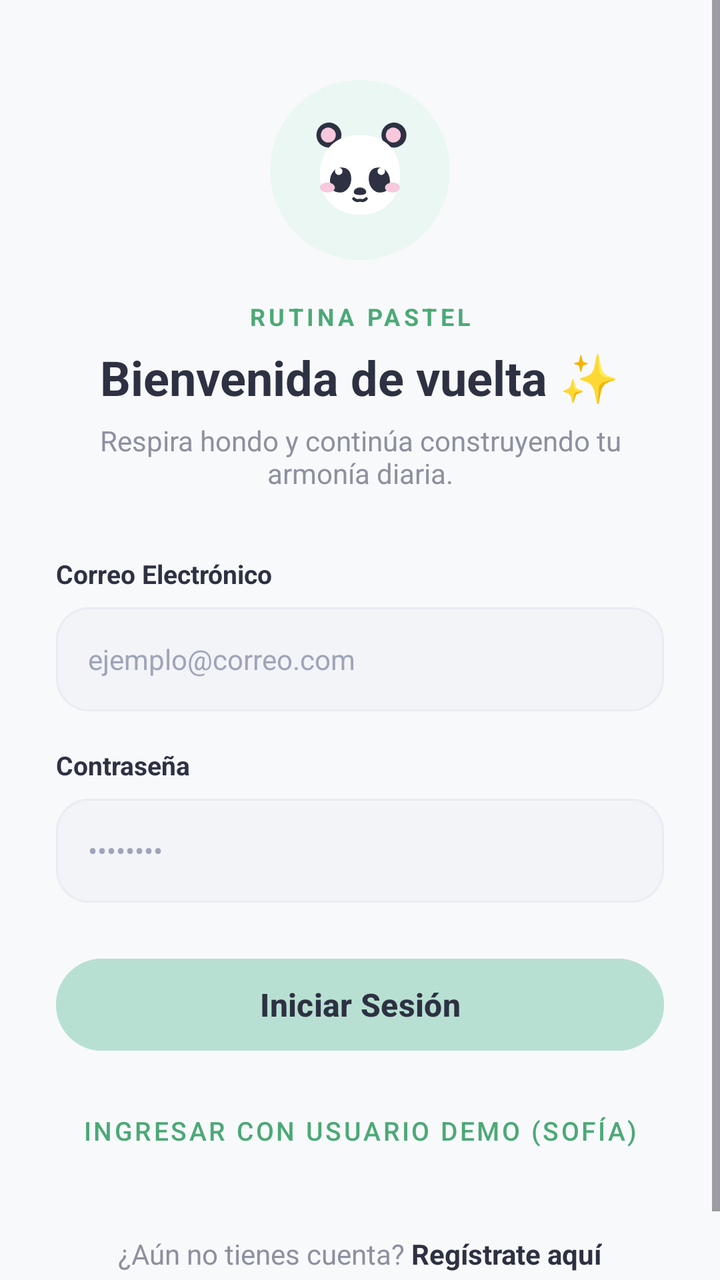
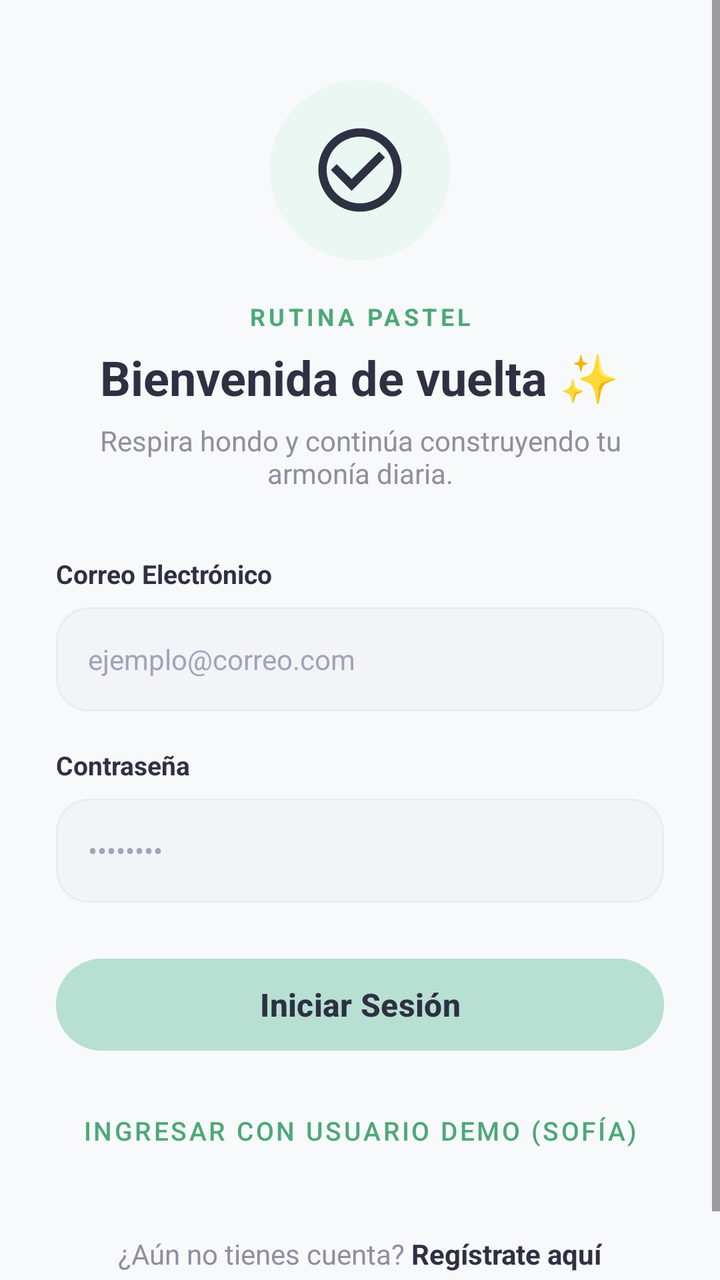

Two renders of the same Android screen: before a commit and after it. Below are the layout's source before the change and the commit's diff.
<!-- AndroidManifest.xml: application theme Theme.Rutinas_Habitos -->
<!-- res/layout/activity_login.xml -->
<?xml version="1.0" encoding="utf-8"?>
<androidx.constraintlayout.widget.ConstraintLayout
    xmlns:android="http://schemas.android.com/apk/res/android"
    xmlns:app="http://schemas.android.com/apk/res-auto"
    android:layout_width="match_parent"
    android:layout_height="match_parent"
    android:background="@color/background_app">

    <ScrollView
        android:layout_width="match_parent"
        android:layout_height="match_parent"
        android:fillViewport="true">

        <LinearLayout
            android:layout_width="match_parent"
            android:layout_height="wrap_content"
            android:orientation="vertical"
            android:paddingHorizontal="28dp"
            android:paddingVertical="40dp"
            android:gravity="center">

            
            <FrameLayout
                android:layout_width="90dp"
                android:layout_height="90dp"
                android:layout_marginBottom="20dp">

                <View
                    android:layout_width="90dp"
                    android:layout_height="90dp"
                    android:background="@drawable/bg_circulo"
                    android:backgroundTint="@color/mint_light" />

                <ImageView
                    android:layout_width="60dp"
                    android:layout_height="60dp"
                    android:layout_gravity="center"
                    android:src="@drawable/ic_panda"
                    android:contentDescription="Logo App" />
            </FrameLayout>

            <TextView
                android:layout_width="wrap_content"
                android:layout_height="wrap_content"
                android:text="RUTINA PASTEL"
                android:textColor="@color/green_soft"
                android:textSize="12sp"
                android:textStyle="bold"
                android:letterSpacing="0.15" />

            <TextView
                android:layout_width="wrap_content"
                android:layout_height="wrap_content"
                android:text="Bienvenida de vuelta ✨"
                android:textColor="@color/neutral"
                android:textSize="24sp"
                android:textStyle="bold"
                android:layout_marginTop="6dp" />

            <TextView
                android:layout_width="wrap_content"
                android:layout_height="wrap_content"
                android:text="Respira hondo y continúa construyendo tu armonía diaria."
                android:textColor="@color/text_muted"
                android:textSize="14sp"
                android:gravity="center"
                android:layout_marginTop="6dp"
                android:layout_marginBottom="32dp" />

            
            <LinearLayout
                android:layout_width="match_parent"
                android:layout_height="wrap_content"
                android:orientation="vertical">

                <TextView
                    android:layout_width="wrap_content"
                    android:layout_height="wrap_content"
                    android:text="Correo Electrónico"
                    android:textColor="@color/neutral"
                    android:textSize="13sp"
                    android:textStyle="bold"
                    android:layout_marginBottom="8dp" />

                <EditText
                    android:id="@+id/et_login_correo"
                    android:layout_width="match_parent"
                    android:layout_height="52dp"
                    android:background="@drawable/bg_input_field"
                    android:hint="ejemplo@correo.com"
                    android:textColorHint="@color/text_subtle"
                    android:textColor="@color/neutral"
                    android:textSize="14sp"
                    android:paddingHorizontal="16dp"
                    android:inputType="textEmailAddress"
                    android:layout_marginBottom="18dp" />

                <TextView
                    android:layout_width="wrap_content"
                    android:layout_height="wrap_content"
                    android:text="Contraseña"
                    android:textColor="@color/neutral"
                    android:textSize="13sp"
                    android:textStyle="bold"
                    android:layout_marginBottom="8dp" />

                <EditText
                    android:id="@+id/et_login_password"
                    android:layout_width="match_parent"
                    android:layout_height="52dp"
                    android:background="@drawable/bg_input_field"
                    android:hint="••••••••"
                    android:textColorHint="@color/text_subtle"
                    android:textColor="@color/neutral"
                    android:textSize="14sp"
                    android:paddingHorizontal="16dp"
                    android:inputType="textPassword"
                    android:layout_marginBottom="24dp" />

                
                <com.google.android.material.button.MaterialButton
                    android:id="@+id/btn_iniciar_sesion"
                    android:layout_width="match_parent"
                    android:layout_height="54dp"
                    android:text="Iniciar Sesión"
                    android:textColor="@color/neutral"
                    android:textSize="16sp"
                    android:textStyle="bold"
                    android:backgroundTint="@color/primary"
                    app:cornerRadius="26dp" />

                
                <com.google.android.material.button.MaterialButton
                    android:id="@+id/btn_acceso_demo"
                    style="@style/Widget.MaterialComponents.Button.TextButton"
                    android:layout_width="match_parent"
                    android:layout_height="wrap_content"
                    android:text="Ingresar con usuario demo (Sofía)"
                    android:textColor="@color/green_soft"
                    android:textSize="13sp"
                    android:layout_marginTop="12dp" />

            </LinearLayout>

            <LinearLayout
                android:layout_width="wrap_content"
                android:layout_height="wrap_content"
                android:orientation="horizontal"
                android:layout_marginTop="28dp">

                <TextView
                    android:layout_width="wrap_content"
                    android:layout_height="wrap_content"
                    android:text="¿Aún no tienes cuenta? "
                    android:textColor="@color/text_muted"
                    android:textSize="14sp" />

                <TextView
                    android:id="@+id/tv_ir_a_registro"
                    android:layout_width="wrap_content"
                    android:layout_height="wrap_content"
                    android:text="Regístrate aquí"
                    android:textColor="@color/neutral"
                    android:textSize="14sp"
                    android:textStyle="bold" />
            </LinearLayout>

        </LinearLayout>
    </ScrollView>

</androidx.constraintlayout.widget.ConstraintLayout>
<!-- resources referenced by this layout -->
<resources>
  <color name="background_app">#F8F9FB</color>
  <color name="green_soft">#4CA977</color>
  <color name="mint_light">#EAF7F2</color>
  <color name="neutral">#2D3142</color>
  <color name="primary">#B8E0D2</color>
  <color name="text_muted">#8D909F</color>
  <color name="text_subtle">#A0A4B8</color>
  <!-- drawable bg_circulo (drawable) -->
  <?xml version="1.0" encoding="utf-8"?>
  <shape xmlns:android="http://schemas.android.com/apk/res/android" android:shape="oval">
      <solid android:color="#FFFFFF" />
  </shape>
  <!-- drawable bg_input_field (drawable) -->
  <?xml version="1.0" encoding="utf-8"?>
  <shape xmlns:android="http://schemas.android.com/apk/res/android"
      android:shape="rectangle">
      <solid android:color="@color/gray_input" />
      <corners android:radius="16dp" />
      <stroke
          android:width="1dp"
          android:color="@color/divider_line" />
  </shape>
  <!-- drawable ic_panda (drawable) -->
  <vector xmlns:android="http://schemas.android.com/apk/res/android"
      android:width="48dp"
      android:height="48dp"
      android:viewportWidth="48"
      android:viewportHeight="48">
      
      <path
          android:fillColor="#2D3142"
          android:pathData="M11,15a5,5 0 1,0 -4,-7 5,5 0 0,0 4,7z M37,15a5,5 0 1,0 -4,-7 5,5 0 0,0 4,7z" />
      <path
          android:fillColor="#F8C8DC"
          android:pathData="M11,13a3,3 0 1,0 -2.4,-4.2 3,3 0 0,0 2.4,4.2z M37,13a3,3 0 1,0 -2.4,-4.2 3,3 0 0,0 2.4,4.2z" />
      
      <path
          android:fillColor="#FFFFFF"
          android:pathData="M24,10c-10,0 -16,6 -16,16 0,9 6,16 16,16s16,-7 16,-16c0,-10 -6,-16 -16,-16z" />
      
      <path
          android:fillColor="#2D3142"
          android:pathData="M16.5,23c-2.5,0 -4.5,2.5 -4.5,5.5s1.5,4.5 4,4.5 4.5,-2.5 4.5,-5.5 -1.5,-4.5 -4,-4.5z M31.5,23c-2.5,0 -4,1.5 -4,4.5s2,5.5 4.5,5.5 4,-1.5 4,-4.5 -2,-5.5 -4.5,-5.5z" />
      
      <path
          android:fillColor="#FFFFFF"
          android:pathData="M15.5,26a1.5,1.5 0 1,0 0,-3 1.5,1.5 0 0,0 0,3z M32.5,26a1.5,1.5 0 1,0 0,-3 1.5,1.5 0 0,0 0,3z" />
      
      <path
          android:fillColor="#F8C8DC"
          android:pathData="M11,33a3,2 0 1,0 0,-4 3,2 0 0,0 0,4z M37,33a3,2 0 1,0 0,-4 3,2 0 0,0 0,4z" />
      
      <path
          android:fillColor="#2D3142"
          android:pathData="M24,31c-1.5,0 -2.5,1 -2.5,1.8 0,0.8 1,1.2 2.5,1.2s2.5,-0.4 2.5,-1.2c0,-0.8 -1,-1.8 -2.5,-1.8z" />
      <path
          android:fillColor="@android:color/transparent"
          android:strokeColor="#2D3142"
          android:strokeWidth="1.2"
          android:strokeLineCap="round"
          android:pathData="M21.5,35.5c1,1 2.5,1 2.5,0c0,1 1.5,1 2.5,0" />
  </vector>
  <style name="Theme.Rutinas_Habitos" parent="Base.Theme.Rutinas_Habitos" />
  <color name="gray_input">#F2F4F8</color>
  <color name="divider_line">#E9ECF2</color>
  <style name="Base.Theme.Rutinas_Habitos" parent="Theme.Material3.DayNight.NoActionBar">
          
          
      </style>
</resources>

<!-- the commit's change to res/layout/activity_login.xml (unified diff, before → after) -->
@@ -32,10 +32,11 @@
                     android:backgroundTint="@color/mint_light" />
 
                 <ImageView
-                    android:layout_width="60dp"
-                    android:layout_height="60dp"
+                    android:layout_width="50dp"
+                    android:layout_height="50dp"
                     android:layout_gravity="center"
-                    android:src="@drawable/ic_panda"
+                    android:src="@drawable/ic_habitos"
+                    app:tint="@color/neutral"
                     android:contentDescription="Logo App" />
             </FrameLayout>
 
<!-- resource entries referenced after the edit -->
@@ -22,45 +22,11 @@
           android:width="1dp"
           android:color="@color/divider_line" />
   </shape>
-  <!-- drawable ic_panda (drawable) -->
-  <vector xmlns:android="http://schemas.android.com/apk/res/android"
-      android:width="48dp"
-      android:height="48dp"
-      android:viewportWidth="48"
-      android:viewportHeight="48">
+  <!-- drawable ic_habitos (drawable) -->
+  <vector xmlns:android="http://schemas.android.com/apk/res/android" android:height="24dp" android:tint="#000000" android:viewportHeight="24" android:viewportWidth="24" android:width="24dp">
+        
+      <path android:fillColor="@android:color/white" android:pathData="M16.59,7.58L10,14.17l-3.59,-3.58L5,12l5,5 8,-8zM12,2C6.48,2 2,6.48 2,12s4.48,10 10,10 10,-4.48 10,-10S17.52,2 12,2zM12,20c-4.42,0 -8,-3.58 -8,-8s3.58,-8 8,-8 8,3.58 8,8 -3.58,8 -8,8z"/>
       
-      <path
-          android:fillColor="#2D3142"
-          android:pathData="M11,15a5,5 0 1,0 -4,-7 5,5 0 0,0 4,7z M37,15a5,5 0 1,0 -4,-7 5,5 0 0,0 4,7z" />
-      <path
-          android:fillColor="#F8C8DC"
-          android:pathData="M11,13a3,3 0 1,0 -2.4,-4.2 3,3 0 0,0 2.4,4.2z M37,13a3,3 0 1,0 -2.4,-4.2 3,3 0 0,0 2.4,4.2z" />
-      
-      <path
-          android:fillColor="#FFFFFF"
-          android:pathData="M24,10c-10,0 -16,6 -16,16 0,9 6,16 16,16s16,-7 16,-16c0,-10 -6,-16 -16,-16z" />
-      
-      <path
-          android:fillColor="#2D3142"
-          android:pathData="M16.5,23c-2.5,0 -4.5,2.5 -4.5,5.5s1.5,4.5 4,4.5 4.5,-2.5 4.5,-5.5 -1.5,-4.5 -4,-4.5z M31.5,23c-2.5,0 -4,1.5 -4,4.5s2,5.5 4.5,5.5 4,-1.5 4,-4.5 -2,-5.5 -4.5,-5.5z" />
-      
-      <path
-          android:fillColor="#FFFFFF"
-          android:pathData="M15.5,26a1.5,1.5 0 1,0 0,-3 1.5,1.5 0 0,0 0,3z M32.5,26a1.5,1.5 0 1,0 0,-3 1.5,1.5 0 0,0 0,3z" />
-      
-      <path
-          android:fillColor="#F8C8DC"
-          android:pathData="M11,33a3,2 0 1,0 0,-4 3,2 0 0,0 0,4z M37,33a3,2 0 1,0 0,-4 3,2 0 0,0 0,4z" />
-      
-      <path
-          android:fillColor="#2D3142"
-          android:pathData="M24,31c-1.5,0 -2.5,1 -2.5,1.8 0,0.8 1,1.2 2.5,1.2s2.5,-0.4 2.5,-1.2c0,-0.8 -1,-1.8 -2.5,-1.8z" />
-      <path
-          android:fillColor="@android:color/transparent"
-          android:strokeColor="#2D3142"
-          android:strokeWidth="1.2"
-          android:strokeLineCap="round"
-          android:pathData="M21.5,35.5c1,1 2.5,1 2.5,0c0,1 1.5,1 2.5,0" />
   </vector>
   <style name="Theme.Rutinas_Habitos" parent="Base.Theme.Rutinas_Habitos" />
   <color name="gray_input">#F2F4F8</color>
